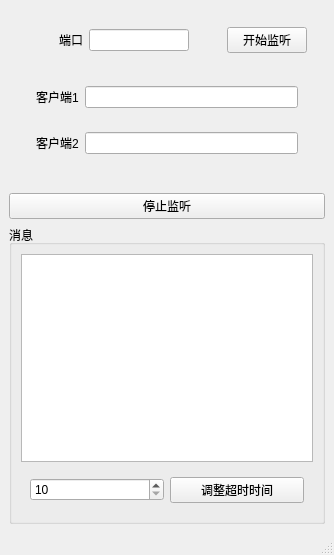
Old version of the form surakarta-server/mainwindow.ui in the repository programming-team-X-C-X/Surakarta-private.
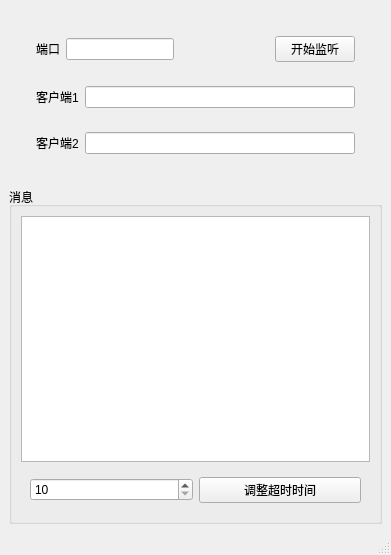
New version of the form.

Commit message: debug and better ui

Diff of the .ui file:
```diff
--- a/surakarta-server/mainwindow.ui
+++ b/surakarta-server/mainwindow.ui
@@ -6,7 +6,7 @@
    <rect>
     <x>0</x>
     <y>0</y>
-    <width>334</width>
+    <width>391</width>
     <height>555</height>
    </rect>
   </property>
@@ -19,21 +19,11 @@
      <widget class="QWidget" name="widget_5" native="true">
       <layout class="QVBoxLayout" name="verticalLayout_3">
        <item>
+        <widget class="QWidget" name="widget_4" native="true">
+         <layout class="QVBoxLayout" name="verticalLayout">
+          <item>
         <widget class="QWidget" name="widget" native="true">
          <layout class="QHBoxLayout" name="horizontalLayout">
-          <item>
-           <spacer name="horizontalSpacer_2">
-            <property name="orientation">
-             <enum>Qt::Horizontal</enum>
-            </property>
-            <property name="sizeHint" stdset="0">
-             <size>
-              <width>40</width>
-              <height>20</height>
-             </size>
-            </property>
-           </spacer>
-          </item>
           <item>
            <widget class="QLabel" name="port_label">
             <property name="text">
@@ -68,9 +58,6 @@
         </widget>
        </item>
        <item>
-        <widget class="QWidget" name="widget_4" native="true">
-         <layout class="QVBoxLayout" name="verticalLayout">
-          <item>
            <widget class="QWidget" name="widget_2" native="true">
             <layout class="QHBoxLayout" name="horizontalLayout_2">
              <item>
@@ -108,16 +95,6 @@
       </layout>
      </widget>
     </item>
-    <item>
-     <widget class="QWidget" name="widget_6" native="true"/>
-    </item>
-    <item>
-     <widget class="QPushButton" name="stop">
-      <property name="text">
-       <string>停止监听</string>
-      </property>
-     </widget>
-    </item>
     <item>
      <widget class="QGroupBox" name="game_info">
       <property name="title">
```
Lines whose indentation alone changed are shown as unchanged. The commit also changes 4 other files.
